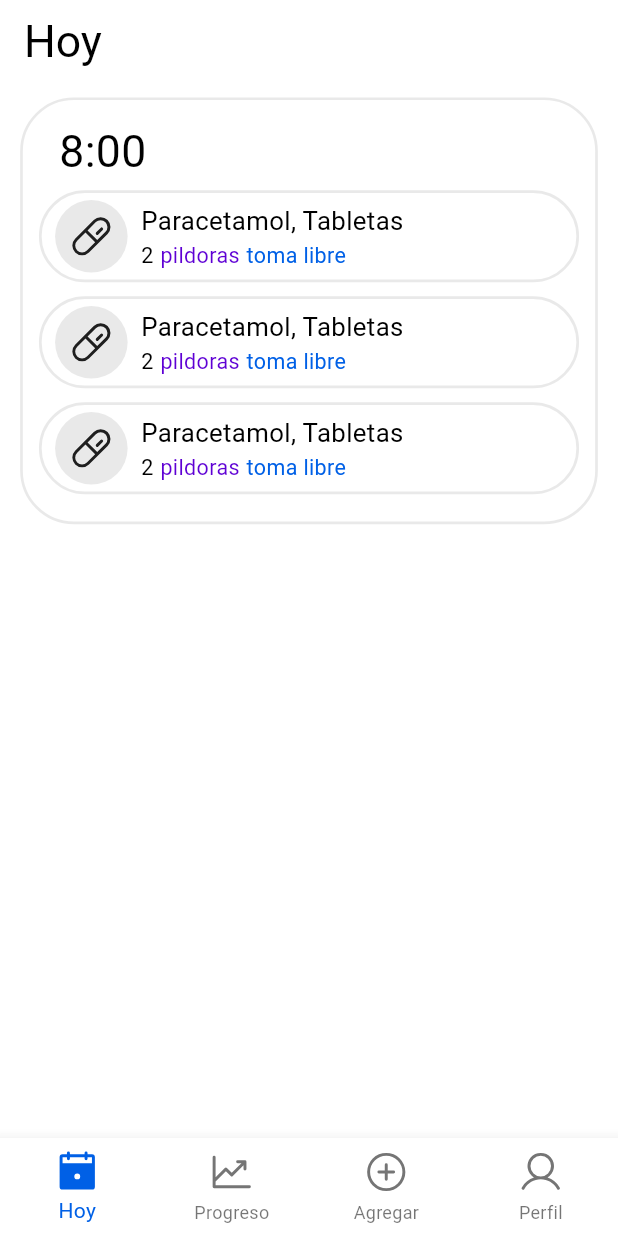
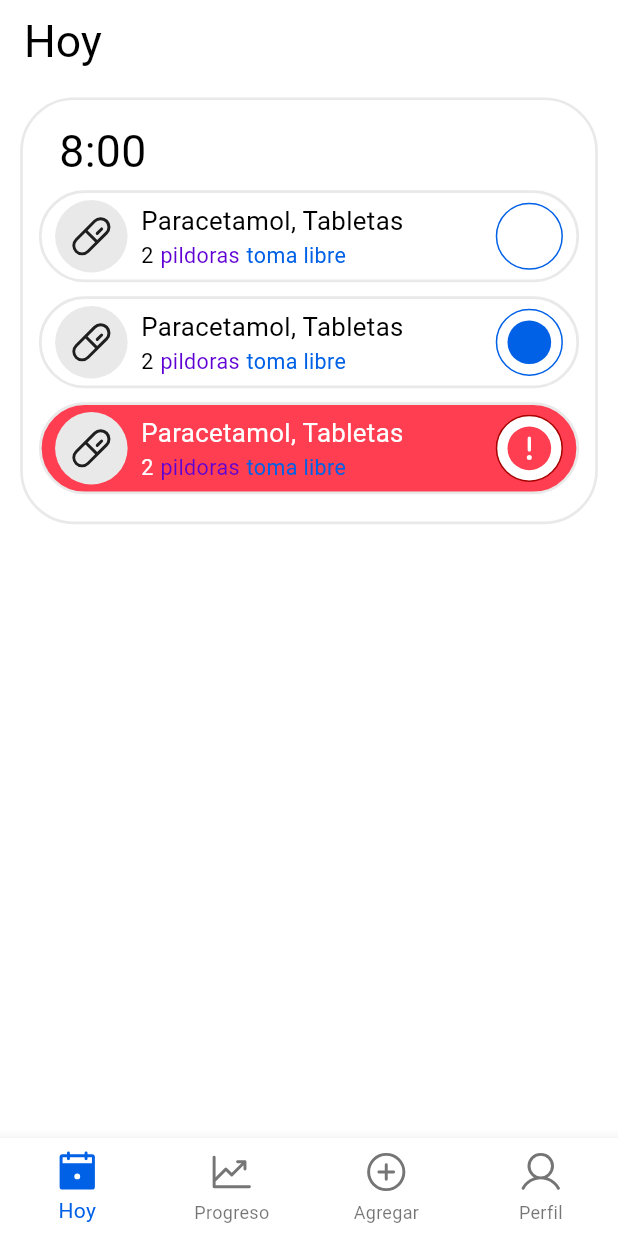
Before and after one commit to Dereck81/CareClock-Flutter, a Flutter app: the HomeScreen screen opened by its route, on a phone screen of 412 x 824 dp. Run offline on Flutter 3.47's test engine with Material 3 defaults, Android fonts, the phone set to English and light mode, and no system bars; our stand-ins replace flutter_screenutil, go_router, phosphor_flutter.

Commit message:
Progress was made with the design of adding reminder and profile

```diff
--- a/lib/config/app_colors.dart
+++ b/lib/config/app_colors.dart
@@ -8,7 +8,9 @@ enum AppColors {
   stroke(Color(0XFFE9E9E9)),
   background(Color(0XFFFFFFFF)),
   dangerBorder(Color(0XFFA70000)),
-  textColor(Color(0XFF000000));
+  danger(Color(0XFFFF3F51)),
+  textColor(Color(0XFF000000)),
+  textColorSecondary(Color(0XFFFFFFFF));
 
   final Color value;
 
--- a/lib/config/app_go_router.dart
+++ b/lib/config/app_go_router.dart
@@ -26,7 +26,7 @@ class AppGoRouter {
 
   static GoRouter appRouter() {
     return GoRouter(
-      initialLocation: AppGoRouter.home,
+      initialLocation: AppGoRouter.authSelection,
       routes: <GoRoute>[
         GoRoute(
           path: AppGoRouter.authSelection,
--- a/lib/presentation/screens/calendar/calendar_screen.dart
+++ b/lib/presentation/screens/calendar/calendar_screen.dart
@@ -1,4 +1,4 @@
-import 'package:careclock/presentation/widgets/Cards/time_medication_card.dart';
+import 'package:careclock/presentation/widgets/Cards/medication/time_medication_card.dart';
 import 'package:flutter/material.dart';
 
 class CalendarScreen extends StatefulWidget {
--- a/lib/presentation/screens/home/home_screen.dart
+++ b/lib/presentation/screens/home/home_screen.dart
@@ -1,5 +1,6 @@
 import 'package:careclock/config/app_colors.dart';
 import 'package:careclock/config/font_scaler.dart';
+import 'package:careclock/presentation/screens/add-reminder/add_reminder_type_screen.dart';
 import 'package:careclock/presentation/screens/calendar/calendar_screen.dart';
 import 'package:careclock/presentation/screens/profile/profile_screen.dart';
 import 'package:flutter/material.dart';
@@ -19,7 +20,7 @@ class _HomeScreenState extends State<HomeScreen> {
   final List<Widget> _screens = [
     CalendarScreen(),
     Center(child: Text("Progreso")),
-    Center(child: Text("Agregar")),
+    AddReminderTypeScreen(),
     ProfileScreen(),
   ];
 
--- a/lib/presentation/widgets/Cards/medication_item_card.dart
+++ b/lib/presentation/widgets/Cards/medication/medication_item_card.dart
@@ -6,16 +6,63 @@ import 'package:flutter/material.dart';
 import 'package:flutter_screenutil/flutter_screenutil.dart';
 import 'package:phosphor_flutter/phosphor_flutter.dart';
 
+enum MedicationItemCardStatus { overdue, pending, taken }
+
 class MedicationItemCard extends StatelessWidget {
-  const MedicationItemCard({super.key});
+  final MedicationItemCardStatus status;
+
+  const MedicationItemCard({
+    super.key,
+    this.status = MedicationItemCardStatus.overdue,
+  });
+
+  ({
+    IconData iconData,
+    Color iconColor,
+    Color borderColor,
+    Color backgroundColor,
+    Color textColor,
+  })
+  _getIconAndColor(MedicationItemCardStatus status) {
+    switch (status) {
+      case MedicationItemCardStatus.overdue:
+        return (
+          iconData: PhosphorIcons.warningCircle(PhosphorIconsStyle.fill),
+          iconColor: AppColors.danger.value,
+          borderColor: AppColors.dangerBorder.value,
+          backgroundColor: AppColors.danger.value,
+          textColor: AppColors.textColorSecondary.value,
+        );
+      case MedicationItemCardStatus.pending:
+        return (
+          iconData: PhosphorIcons.circle(PhosphorIconsStyle.fill),
+          iconColor: AppColors.background.value,
+          borderColor: AppColors.primary.value,
+          backgroundColor: AppColors.background.value,
+          textColor: AppColors.textColor.value,
+        );
+      default: //taken
+        return (
+          iconData: PhosphorIcons.circle(PhosphorIconsStyle.fill),
+          iconColor: AppColors.primary.value,
+          borderColor: AppColors.primary.value,
+          backgroundColor: AppColors.background.value,
+          textColor: AppColors.textColor.value,
+        );
+    }
+  }
 
   @override
   Widget build(BuildContext context) {
+    final (:iconData, :iconColor, :borderColor, :backgroundColor, :textColor) =
+        _getIconAndColor(status);
+
     return CustomButton(
       onPressed: () => {},
       child: CustomContainer(
         marginY: 5.h,
         paddingY: 5.h,
+        color: backgroundColor,
         child: Row(
           mainAxisAlignment: MainAxisAlignment.start,
           crossAxisAlignment: CrossAxisAlignment.center,
@@ -37,7 +84,7 @@ class MedicationItemCard extends StatelessWidget {
                 Text(
                   'Paracetamol, Tabletas',
                   style: TextStyle(
-                    color: AppColors.textColor.value,
+                    color: textColor,
                     fontSize: FontScaler.fromSize(FontSize.lg),
                   ),
                 ),
@@ -48,7 +95,7 @@ class MedicationItemCard extends StatelessWidget {
                     Text(
                       '2',
                       style: TextStyle(
-                        color: AppColors.textColor.value,
+                        color: textColor,
                         fontSize: FontScaler.fromSize(FontSize.bs),
                       ),
                     ),
@@ -70,6 +117,20 @@ class MedicationItemCard extends StatelessWidget {
                 ),
               ],
             ),
+            Spacer(),
+            Container(
+              margin: EdgeInsets.symmetric(horizontal: 10.w),
+              padding: EdgeInsets.all(2.dm),
+              alignment: Alignment.center,
+              width: 50.w,
+              height: 50.h,
+              decoration: BoxDecoration(
+                color: AppColors.background.value,
+                shape: BoxShape.circle,
+                border: BoxBorder.all(color: borderColor),
+              ),
+              child: Icon(iconData, color: iconColor, size: 40.sp),
+            ),
           ],
         ),
       ),
--- /dev/null
+++ b/lib/presentation/widgets/Cards/medication/time_medication_card.dart
@@ -0,0 +1,40 @@
+import 'package:careclock/config/app_colors.dart';
+import 'package:careclock/config/font_scaler.dart';
+import 'package:careclock/presentation/widgets/Cards/medication/medication_item_card.dart';
+import 'package:careclock/presentation/widgets/Containers/custom_container.dart';
+import 'package:flutter/material.dart';
+import 'package:flutter_screenutil/flutter_screenutil.dart';
+
+class TimeMedicationCard extends StatelessWidget {
+  const TimeMedicationCard({super.key});
+
+  @override
+  Widget build(BuildContext context) {
+    return CustomContainer(
+      marginX: 15.w,
+      marginY: 10.w,
+      paddingY: 15.w,
+      paddingX: 12.w,
+      width: double.infinity,
+      child: Column(
+        mainAxisSize: MainAxisSize.min,
+        crossAxisAlignment: CrossAxisAlignment.start,
+        children: <Widget>[
+          Container(
+            padding: EdgeInsets.symmetric(horizontal: 15.w),
+            child: Text(
+              '8:00',
+              style: TextStyle(
+                color: AppColors.textColor.value,
+                fontSize: FontScaler.fromSize(FontSize.xl3),
+              ),
+            ),
+          ),
+          MedicationItemCard(status: MedicationItemCardStatus.pending),
+          MedicationItemCard(status: MedicationItemCardStatus.taken),
+          MedicationItemCard(),
+        ],
+      ),
+    );
+  }
+}
--- a/lib/presentation/widgets/Containers/custom_container.dart
+++ b/lib/presentation/widgets/Containers/custom_container.dart
@@ -10,10 +10,12 @@ class CustomContainer extends StatelessWidget {
   final double? paddingY;
   final double? width;
   final double? height;
+  final Color? color;
 
   const CustomContainer({
     super.key,
     required this.child,
+    this.color,
     this.marginX = 0,
     this.marginY = 0,
     this.paddingX = 0,
@@ -30,6 +32,7 @@ class CustomContainer extends StatelessWidget {
       padding: EdgeInsets.symmetric(vertical: paddingY!, horizontal: paddingX!),
       margin: EdgeInsets.symmetric(vertical: marginY!, horizontal: marginX!),
       decoration: BoxDecoration(
+        color: color,
         borderRadius: BorderRadius.circular(40.r),
         border: BoxBorder.all(color: AppColors.stroke.value, width: 2.w),
       ),
```
Also changed, not shown: lib/main.dart (+6 -1 lines), lib/presentation/screens/add-reminder/add_reminder_type_screen.dart (added, +86 -0 lines), lib/presentation/screens/profile/profile_screen.dart (+32 -4 lines), lib/presentation/widgets/Buttons/delete_button.dart (added, +37 -0 lines), lib/presentation/widgets/Cards/family/family_card.dart (renamed from lib/presentation/widgets/Cards/time_medication_card.dart, +17 -14 lines), lib/presentation/widgets/Cards/family/family_item.dart (added, +54 -0 lines), lib/assets/images/activity.png (added), lib/assets/images/appointment.png (added), lib/assets/images/medication.jpg (added).
